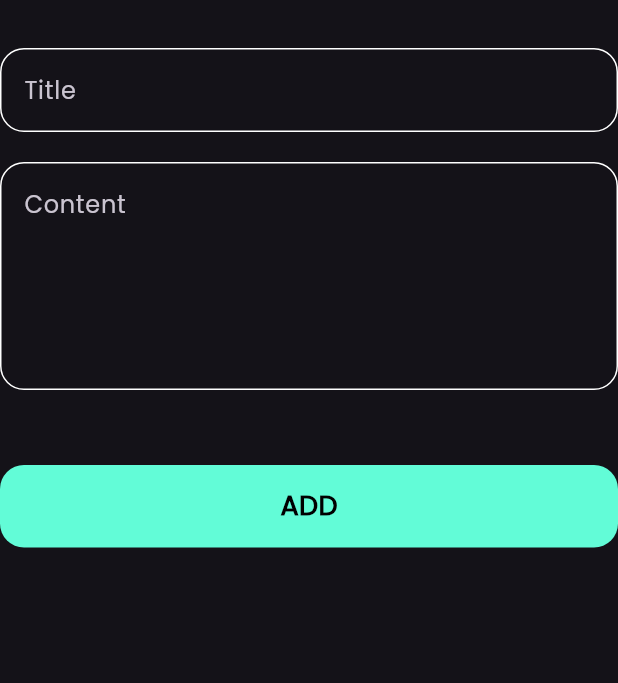
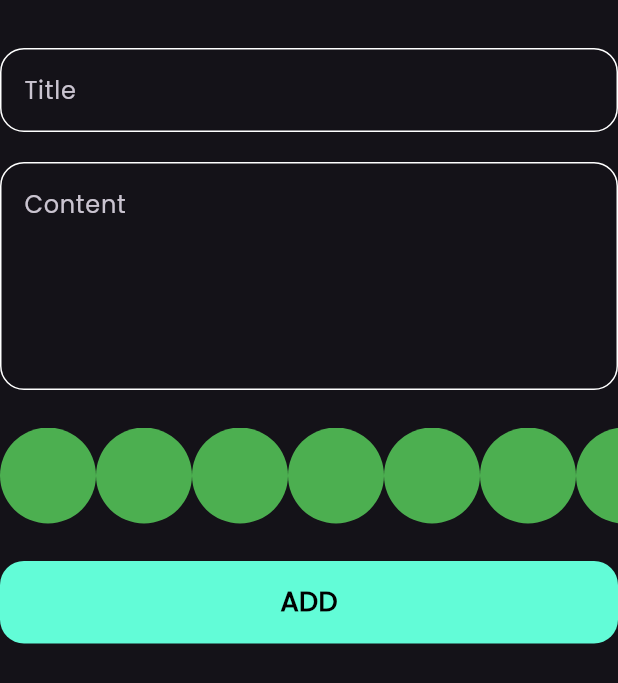
Before and after one commit to mahmoudabdelaziz00/Flutter_Notes_App, a Flutter app: the AddNoteForm widget shown alone on an empty page, opened directly, on a phone screen of 412 x 824 dp. Shown: the top 683 px of the screen. Run offline on Flutter 3.47's test engine with Material 3 defaults, Android fonts, the phone set to English and light mode, and no system bars; our stand-ins replace bloc, flutter_bloc, hive, hive_flutter; accounts and stored records are empty.

Commit message:
create colors list view part one

```diff
--- a/lib/views/widgets/add_note_form.dart
+++ b/lib/views/widgets/add_note_form.dart
@@ -3,6 +3,7 @@ import 'package:flutter_bloc/flutter_bloc.dart';
 import 'package:intl/intl.dart';
 import 'package:notes_app/cubits/add_note_cubit/add_note_cubit.dart';
 import 'package:notes_app/models/note_model.dart';
+import 'package:notes_app/views/widgets/colors_list_view.dart';
 import 'custom_button.dart';
 import 'custom_text_field.dart';
 
@@ -42,7 +43,9 @@ class _AddNoteFormState extends State<AddNoteForm> {
             hint: 'Content',
             maxLines: 5,
           ),
-          SizedBox(height: 50),
+          SizedBox(height: 25),
+          ColorsListView(),
+          SizedBox(height: 25),
           BlocBuilder<AddNoteCubit, AddNoteState>(
             builder: (context, state) {
               return CustomButton(
@@ -55,7 +58,6 @@ class _AddNoteFormState extends State<AddNoteForm> {
                     var formattedCurrentDate = DateFormat.yMd().format(
                       currentDate,
                     );
-
                     var noteModel = NoteModel(
                       title: title!,
                       subTitle: subTitle!,
--- /dev/null
+++ b/lib/views/widgets/color_item.dart
@@ -0,0 +1,13 @@
+import 'package:flutter/material.dart';
+
+class ColorItem extends StatelessWidget {
+  const ColorItem({super.key});
+
+  @override
+  Widget build(BuildContext context) {
+    return CircleAvatar(
+      radius: 32,
+      backgroundColor: Colors.green,
+    );
+  }
+}
--- /dev/null
+++ b/lib/views/widgets/colors_list_view.dart
@@ -0,0 +1,20 @@
+import 'package:flutter/material.dart';
+import 'package:notes_app/views/widgets/color_item.dart';
+
+class ColorsListView extends StatelessWidget {
+  const ColorsListView({super.key});
+
+  @override
+  Widget build(BuildContext context) {
+    return SizedBox(
+      height: 64,
+      child: ListView.builder(
+        itemCount: 10,
+        scrollDirection: Axis.horizontal,
+            itemBuilder: (context , index){
+              return ColorItem();
+            },
+        ),
+    );
+  }
+}
```
